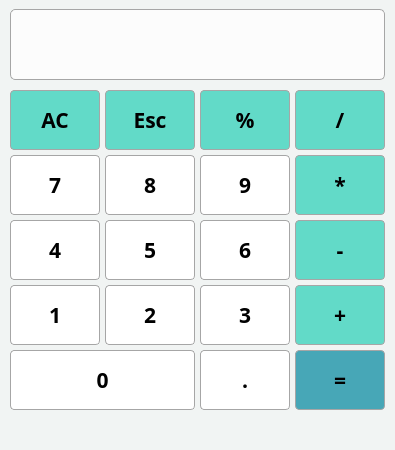
Above: window_reference.ui from JeanCGPontes/Calculadora before the change. Below: the same form after it.
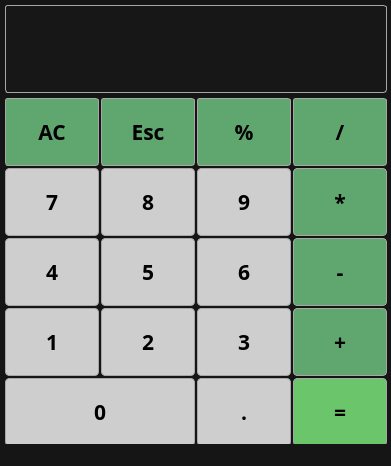
That is the form after the change.

Commit message: Window Reference

What changed in the file:
```diff
--- a/window_reference.ui
+++ b/window_reference.ui
@@ -6,15 +6,15 @@
    <rect>
     <x>0</x>
     <y>0</y>
-    <width>395</width>
-    <height>450</height>
+    <width>391</width>
+    <height>466</height>
    </rect>
   </property>
   <property name="windowTitle">
    <string>Calculadora Python</string>
   </property>
   <property name="styleSheet">
-   <string notr="true">background-color: rgb(241, 244, 243);</string>
+   <string notr="true">background-color: rgb(21, 21, 21);</string>
   </property>
   <property name="tabShape">
    <enum>QTabWidget::Rounded</enum>
@@ -23,10 +23,10 @@
    <widget class="QPushButton" name="button_four">
     <property name="geometry">
      <rect>
-      <x>10</x>
-      <y>220</y>
-      <width>90</width>
-      <height>60</height>
+      <x>5</x>
+      <y>238</y>
+      <width>94</width>
+      <height>68</height>
      </rect>
     </property>
     <property name="font">
@@ -39,7 +39,7 @@
     </property>
     <property name="styleSheet">
      <string notr="true">QPushButton {
-background-color: rgb(255, 255, 255);
+background-color: rgb(206,206,206);
 border-color: rgb(166, 166, 166);
 border-width: 1px;
 border-style:solid;
@@ -55,10 +55,10 @@
    <widget class="QPushButton" name="button_five">
     <property name="geometry">
      <rect>
-      <x>105</x>
-      <y>220</y>
-      <width>90</width>
-      <height>60</height>
+      <x>101</x>
+      <y>238</y>
+      <width>94</width>
+      <height>68</height>
      </rect>
     </property>
     <property name="font">
@@ -71,7 +71,7 @@
     </property>
     <property name="styleSheet">
      <string notr="true">QPushButton {
-background-color: rgb(255, 255, 255);
+background-color: rgb(206,206,206);
 border-color: rgb(166, 166, 166);
 border-width: 1px;
 border-style:solid;
@@ -87,10 +87,10 @@
    <widget class="QPushButton" name="button_three">
     <property name="geometry">
      <rect>
-      <x>200</x>
-      <y>285</y>
-      <width>90</width>
-      <height>60</height>
+      <x>197</x>
+      <y>308</y>
+      <width>94</width>
+      <height>68</height>
      </rect>
     </property>
     <property name="font">
@@ -103,7 +103,7 @@
     </property>
     <property name="styleSheet">
      <string notr="true">QPushButton {
-background-color: rgb(255, 255, 255);
+background-color: rgb(206,206,206);
 border-color: rgb(166, 166, 166);
 border-width: 1px;
 border-style:solid;
@@ -119,10 +119,10 @@
    <widget class="QPushButton" name="percentage_button">
     <property name="geometry">
      <rect>
-      <x>200</x>
-      <y>90</y>
-      <width>90</width>
-      <height>60</height>
+      <x>197</x>
+      <y>98</y>
+      <width>94</width>
+      <height>68</height>
      </rect>
     </property>
     <property name="font">
@@ -135,14 +135,15 @@
     </property>
     <property name="styleSheet">
      <string notr="true">QPushButton {
-background-color: rgba(13, 202, 174, 160);
+background-color: rgb(96, 166, 111);
 border-color: rgb(166, 166, 166);
 border-width: 1px;
 border-style:solid;
-border-radius: 4;}
+border-radius: 3;}
 
 QPushButton:hover {
-background-color: rgb(13, 202, 174, 200)}</string>
+background-color: rgb(96, 166, 111, 200)}
+</string>
     </property>
     <property name="text">
      <string>%</string>
@@ -151,10 +152,10 @@
    <widget class="QPushButton" name="button_one">
     <property name="geometry">
      <rect>
-      <x>10</x>
-      <y>285</y>
-      <width>90</width>
-      <height>60</height>
+      <x>5</x>
+      <y>308</y>
+      <width>94</width>
+      <height>68</height>
      </rect>
     </property>
     <property name="font">
@@ -167,7 +168,7 @@
     </property>
     <property name="styleSheet">
      <string notr="true">QPushButton {
-background-color: rgb(255, 255, 255);
+background-color: rgb(206,206,206);
 border-color: rgb(166, 166, 166);
 border-width: 1px;
 border-style:solid;
@@ -183,10 +184,10 @@
    <widget class="QPushButton" name="button_seven">
     <property name="geometry">
      <rect>
-      <x>10</x>
-      <y>155</y>
-      <width>90</width>
-      <height>60</height>
+      <x>5</x>
+      <y>168</y>
+      <width>94</width>
+      <height>68</height>
      </rect>
     </property>
     <property name="font">
@@ -199,15 +200,14 @@
     </property>
     <property name="styleSheet">
      <string notr="true">QPushButton {
-background-color: rgb(255, 255, 255);
+background-color: rgb(206,206,206);
 border-color: rgb(166, 166, 166);
 border-width: 1px;
 border-style:solid;
 border-radius: 4;}
 
 QPushButton:hover {
-background-color: rgb(249, 249, 249);}
-</string>
+background-color: rgb(228, 228, 228)}</string>
     </property>
     <property name="text">
      <string>7</string>
@@ -216,10 +216,10 @@
    <widget class="QPushButton" name="button_nine">
     <property name="geometry">
      <rect>
-      <x>200</x>
-      <y>155</y>
-      <width>90</width>
-      <height>60</height>
+      <x>197</x>
+      <y>168</y>
+      <width>94</width>
+      <height>68</height>
      </rect>
     </property>
     <property name="font">
@@ -232,7 +232,7 @@
     </property>
     <property name="styleSheet">
      <string notr="true">QPushButton {
-background-color: rgb(255, 255, 255);
+background-color: rgb(206,206,206);
 border-color: rgb(166, 166, 166);
 border-width: 1px;
 border-style:solid;
@@ -248,10 +248,10 @@
    <widget class="QPushButton" name="esc_button">
     <property name="geometry">
      <rect>
-      <x>105</x>
-      <y>90</y>
-      <width>90</width>
-      <height>60</height>
+      <x>101</x>
+      <y>98</y>
+      <width>94</width>
+      <height>68</height>
      </rect>
     </property>
     <property name="font">
@@ -264,14 +264,15 @@
     </property>
     <property name="styleSheet">
      <string notr="true">QPushButton {
-background-color: rgba(13, 202, 174, 160);
+background-color: rgb(96, 166, 111);
 border-color: rgb(166, 166, 166);
 border-width: 1px;
 border-style:solid;
-border-radius: 4;}
+border-radius: 3;}
 
 QPushButton:hover {
-background-color: rgb(13, 202, 174, 200)}</string>
+background-color: rgb(96, 166, 111, 200)}
+</string>
     </property>
     <property name="text">
      <string>Esc</string>
@@ -280,10 +281,10 @@
    <widget class="QPushButton" name="zero_button">
     <property name="geometry">
      <rect>
-      <x>10</x>
-      <y>350</y>
-      <width>185</width>
-      <height>60</height>
+      <x>5</x>
+      <y>378</y>
+      <width>190</width>
+      <height>68</height>
      </rect>
     </property>
     <property name="font">
@@ -296,7 +297,7 @@
     </property>
     <property name="styleSheet">
      <string notr="true">QPushButton {
-background-color: rgb(255, 255, 255);
+background-color: rgb(206,206,206);
 border-color: rgb(166, 166, 166);
 border-width: 1px;
 border-style:solid;
@@ -312,10 +313,10 @@
    <widget class="QPushButton" name="button_six">
     <property name="geometry">
      <rect>
-      <x>200</x>
-      <y>220</y>
-      <width>90</width>
-      <height>60</height>
+      <x>197</x>
+      <y>238</y>
+      <width>94</width>
+      <height>68</height>
      </rect>
     </property>
     <property name="font">
@@ -328,7 +329,7 @@
     </property>
     <property name="styleSheet">
      <string notr="true">QPushButton {
-background-color: rgb(255, 255, 255);
+background-color: rgb(206,206,206);
 border-color: rgb(166, 166, 166);
 border-width: 1px;
 border-style:solid;
@@ -344,10 +345,10 @@
    <widget class="QPushButton" name="button_eight">
     <property name="geometry">
      <rect>
-      <x>105</x>
-      <y>155</y>
-      <width>90</width>
-      <height>60</height>
+      <x>101</x>
+      <y>168</y>
+      <width>94</width>
+      <height>68</height>
      </rect>
     </property>
     <property name="font">
@@ -360,7 +361,7 @@
     </property>
     <property name="styleSheet">
      <string notr="true">QPushButton {
-background-color: rgb(255, 255, 255);
+background-color: rgb(206,206,206);
 border-color: rgb(166, 166, 166);
 border-width: 1px;
 border-style:solid;
@@ -376,10 +377,10 @@
    <widget class="QPushButton" name="button_two">
     <property name="geometry">
      <rect>
-      <x>105</x>
-      <y>285</y>
-      <width>90</width>
-      <height>60</height>
+      <x>101</x>
+      <y>308</y>
+      <width>94</width>
+      <height>68</height>
      </rect>
     </property>
     <property name="font">
@@ -392,7 +393,7 @@
     </property>
     <property name="styleSheet">
      <string notr="true">QPushButton {
-background-color: rgb(255, 255, 255);
+background-color: rgb(206,206,206);
 border-color: rgb(166, 166, 166);
 border-width: 1px;
 border-style:solid;
@@ -408,10 +409,10 @@
    <widget class="QPushButton" name="division_button">
     <property name="geometry">
      <rect>
-      <x>295</x>
-      <y>90</y>
-      <width>90</width>
-      <height>60</height>
+      <x>293</x>
+      <y>98</y>
+      <width>94</width>
+      <height>68</height>
      </rect>
     </property>
     <property name="font">
@@ -424,14 +425,15 @@
     </property>
     <property name="styleSheet">
      <string notr="true">QPushButton {
-background-color: rgba(13, 202, 174, 160);
+background-color: rgb(96, 166, 111);
 border-color: rgb(166, 166, 166);
 border-width: 1px;
 border-style:solid;
-border-radius: 4;}
+border-radius: 3;}
 
 QPushButton:hover {
-background-color: rgb(13, 202, 174, 200)}</string>
+background-color: rgb(96, 166, 111, 200)}
+</string>
     </property>
     <property name="text">
      <string>/</string>
@@ -440,10 +442,10 @@
    <widget class="QPushButton" name="multiplication_button">
     <property name="geometry">
      <rect>
-      <x>295</x>
-      <y>155</y>
-      <width>90</width>
-      <height>60</height>
+      <x>293</x>
+      <y>168</y>
+      <width>94</width>
+      <height>68</height>
      </rect>
     </property>
     <property name="font">
@@ -456,7 +458,7 @@
     </property>
     <property name="styleSheet">
      <string notr="true">QPushButton {
-background-color: rgba(13, 202, 174, 160);
+background-color: rgb(96, 166, 111);
 border-color: rgb(166, 166, 166);
 border-width: 1px;
 border-style:solid;
@@ -472,10 +474,10 @@
    <widget class="QPushButton" name="subtraction_button">
     <property name="geometry">
      <rect>
-      <x>295</x>
-      <y>220</y>
-      <width>90</width>
-      <height>60</height>
+      <x>293</x>
+      <y>238</y>
+      <width>94</width>
+      <height>68</height>
      </rect>
     </property>
     <property name="font">
@@ -488,7 +490,7 @@
     </property>
     <property name="styleSheet">
      <string notr="true">QPushButton {
-background-color: rgba(13, 202, 174, 160);
+background-color: rgb(96, 166, 111);
 border-color: rgb(166, 166, 166);
 border-width: 1px;
 border-style:solid;
@@ -504,10 +506,10 @@
    <widget class="QPushButton" name="addition_button">
     <property name="geometry">
      <rect>
-      <x>295</x>
-      <y>285</y>
-      <width>90</width>
-      <height>60</height>
+      <x>293</x>
+      <y>308</y>
+      <width>94</width>
+      <height>68</height>
      </rect>
     </property>
     <property name="font">
@@ -520,7 +522,7 @@
     </property>
     <property name="styleSheet">
      <string notr="true">QPushButton {
-background-color: rgba(13, 202, 174, 160);
+background-color: rgb(96, 166, 111);
 border-color: rgb(166, 166, 166);
 border-width: 1px;
 border-style:solid;
@@ -536,10 +538,10 @@
    <widget class="QLabel" name="display">
     <property name="geometry">
      <rect>
-      <x>10</x>
-      <y>9</y>
-      <width>375</width>
-      <height>71</height>
+      <x>5</x>
+      <y>5</y>
+      <width>382</width>
+      <height>88</height>
      </rect>
     </property>
     <property name="font">
@@ -554,11 +556,12 @@
      <string/>
     </property>
     <property name="styleSheet">
-     <string notr="true">background-color: rgb(252, 252, 252);
+     <string notr="true">color: rgb(206, 206, 206);
+background-color: rgb(23, 23, 23);
 border-color: rgb(166, 166, 166);
 border-width: 1px;
 border-style:solid;
-border-radius: 5;</string>
+border-radius: 3;</string>
     </property>
     <property name="text">
      <string/>
@@ -570,10 +573,10 @@
    <widget class="QPushButton" name="ac_button">
     <property name="geometry">
      <rect>
-      <x>10</x>
-      <y>90</y>
-      <width>90</width>
-      <height>60</height>
+      <x>5</x>
+      <y>98</y>
+      <width>94</width>
+      <height>68</height>
      </rect>
     </property>
     <property name="font">
@@ -586,14 +589,15 @@
     </property>
     <property name="styleSheet">
      <string notr="true">QPushButton {
-background-color: rgba(13, 202, 174, 160);
+background-color: rgb(96, 166, 111);
 border-color: rgb(166, 166, 166);
 border-width: 1px;
 border-style:solid;
-border-radius: 4;}
+border-radius: 3;}
 
 QPushButton:hover {
-background-color: rgb(13, 202, 174, 200)}</string>
+background-color: rgb(96, 166, 111, 200)}
+</string>
     </property>
     <property name="text">
      <string>AC</string>
@@ -602,10 +606,10 @@
    <widget class="QPushButton" name="point_button">
     <property name="geometry">
      <rect>
-      <x>200</x>
-      <y>350</y>
-      <width>90</width>
-      <height>60</height>
+      <x>197</x>
+      <y>378</y>
+      <width>94</width>
+      <height>68</height>
      </rect>
     </property>
     <property name="font">
@@ -618,7 +622,7 @@
     </property>
     <property name="styleSheet">
      <string notr="true">QPushButton {
-background-color: rgb(255, 255, 255);
+background-color: rgb(206,206,206);
 border-color: rgb(166, 166, 166);
 border-width: 1px;
 border-style:solid;
@@ -634,10 +638,10 @@
    <widget class="QPushButton" name="equal_button">
     <property name="geometry">
      <rect>
-      <x>295</x>
-      <y>350</y>
-      <width>90</width>
-      <height>60</height>
+      <x>293</x>
+      <y>378</y>
+      <width>94</width>
+      <height>68</height>
      </rect>
     </property>
     <property name="font">
@@ -650,7 +654,7 @@
     </property>
     <property name="styleSheet">
      <string notr="true">QPushButton {
-background-color: rgba(0, 135, 159, 180);
+background-color: rgb(107, 197, 107);
 border-color: rgb(166, 166, 166);
 border-width: 1px;
 border-style: solid;
```
Left out of the diff: 30 changed lines with no effect on the pictures.
